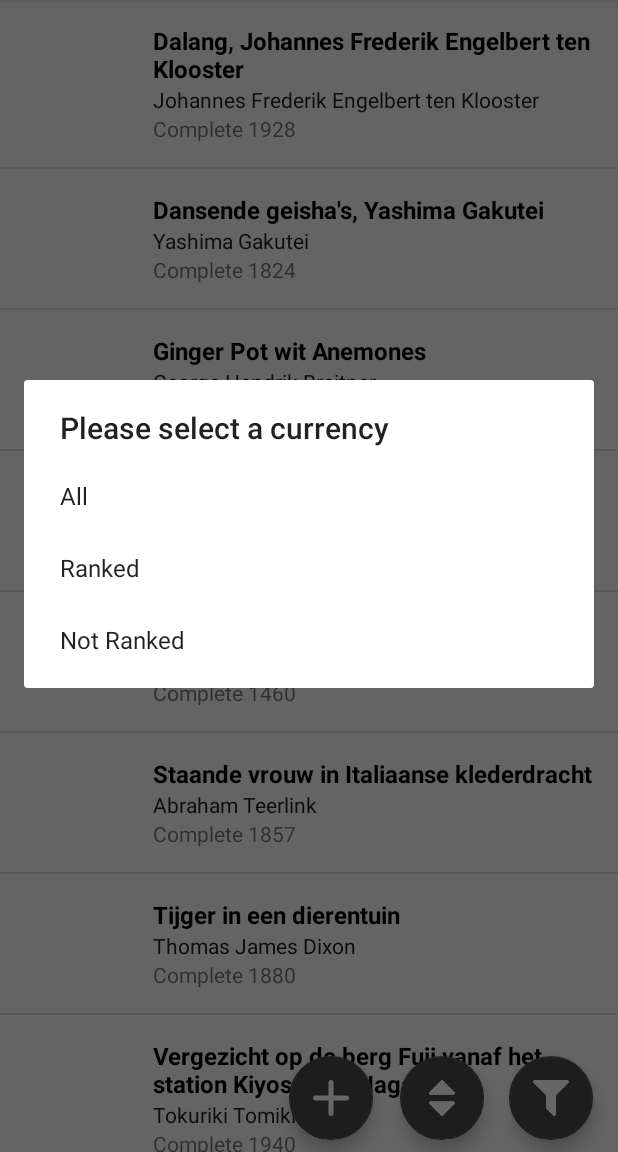
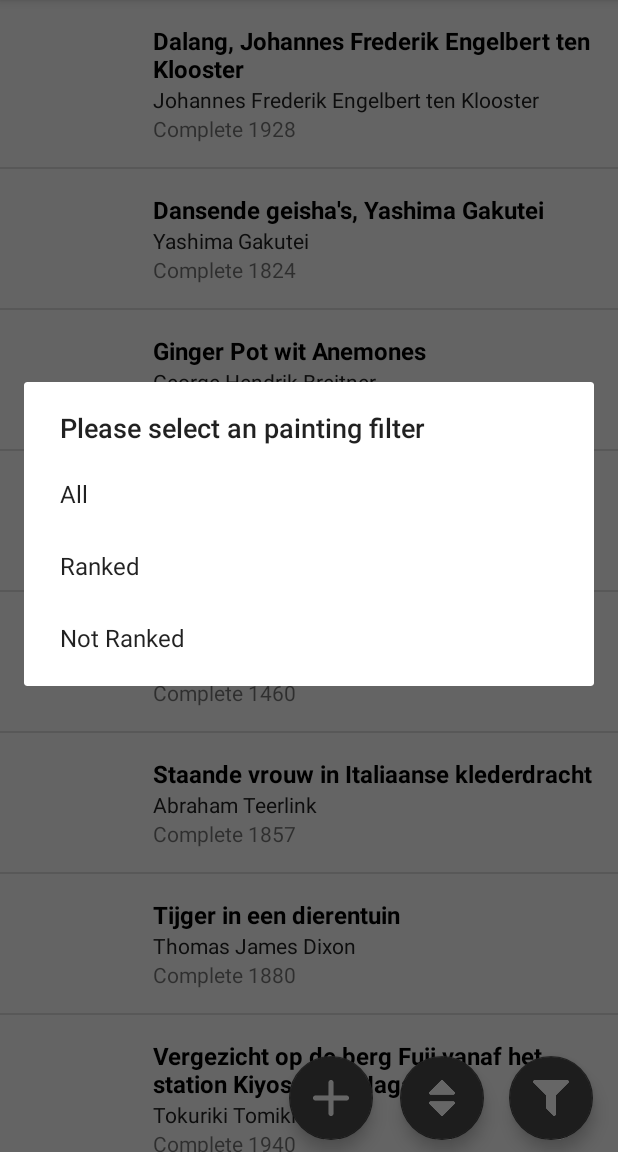
Before and after one commit to AdamMcquiff/rijksmuseum-android-app, an Android app: the PaintingMasterActivity screen opened directly, with no data from a screen before it, after a tap on an icon or button, on a phone screen of 412 x 824 dp, the part 84-1236 px from its top. Run offline under Robolectric (Android 15) with nearby library versions, the phone set to English and light mode, and no system bars; pictures from the network do not load.

Commit message:
Small refactors; adding strings into resource files

```diff
--- a/app/src/main/java/com/cet325/bg72db/ExchangeRates/JSONExchangeRatesFormatter.java
+++ b/app/src/main/java/com/cet325/bg72db/ExchangeRates/JSONExchangeRatesFormatter.java
@@ -1,6 +1,4 @@
 package com.cet325.bg72db.ExchangeRates;
-
-import android.util.Log;
 
 import com.cet325.bg72db.ExchangeRates.Models.ExchangeRates;
 
--- a/app/src/main/java/com/cet325/bg72db/PaintingMasterActivity.java
+++ b/app/src/main/java/com/cet325/bg72db/PaintingMasterActivity.java
@@ -126,37 +126,34 @@ public class PaintingMasterActivity extends AppCompatActivity {
     }
 
     private void buildRowSortDialog() {
-        // TODO: add these dialog strings
-        AlertDialog dialog = new AlertDialog.Builder(this)
-                .setTitle(R.string.currency_dialog_title)
+        new AlertDialog.Builder(this)
+                .setTitle(R.string.master_painting_sort_dialog_title)
                 .setItems(R.array.sortable_options, new DialogInterface.OnClickListener() {
             public void onClick(DialogInterface dialog, int selected) {
                         sortRows(selected);
                     }
                 })
-                .create();
-
-        dialog.show();
+                .create()
+                .show();
     }
 
     private void buildRowFilterDialog() {
-        AlertDialog dialog = new AlertDialog.Builder(this)
-            .setTitle(R.string.currency_dialog_title)
+        new AlertDialog.Builder(this)
+            .setTitle(R.string.master_painting_filter_dialog_title)
             .setItems(R.array.filter_options, new DialogInterface.OnClickListener() {
         public void onClick(DialogInterface dialog, int selected) {
                     filterRows(selected);
                 }
             })
-            .create();
-
-        dialog.show();
+            .create()
+            .show();
     }
 
     private void buildAddPaintingDialog() {
         LayoutInflater inflater = LayoutInflater.from(this);
         final View inflaterView = inflater.inflate(R.layout.add_painting_dialog, null);
         final AlertDialog dialog = new AlertDialog.Builder(this)
-                .setTitle(R.string.currency_dialog_title)
+                .setTitle(R.string.master_painting_add_dialog_title)
                 .setView(inflaterView)
                 .setPositiveButton("Add painting", null)
                 .setNegativeButton("Cancel", null)
--- a/app/src/main/java/com/cet325/bg72db/SQLite/SQLiteHelper.java
+++ b/app/src/main/java/com/cet325/bg72db/SQLite/SQLiteHelper.java
@@ -5,7 +5,6 @@ import android.content.Context;
 import android.database.Cursor;
 import android.database.sqlite.SQLiteDatabase;
 import android.database.sqlite.SQLiteOpenHelper;
-import android.util.Log;
 
 import com.cet325.bg72db.SQLite.Models.Painting;
 
@@ -167,7 +166,6 @@ public class SQLiteHelper extends SQLiteOpenHelper {
         );
 
         db.close();
-        Log.d("deleteTrack", painting.toString());
     }
 
     public Painting getPaintingByTitle(String title) {
--- a/app/src/main/res/layout/activity_painting_detail.xml
+++ b/app/src/main/res/layout/activity_painting_detail.xml
@@ -79,13 +79,12 @@
                     android:layout_height="wrap_content"
                     android:layout_marginTop="@dimen/mediumPadding" />
 
-                <!-- TODO: put in strings file -->
                 <Button
                     android:id="@+id/delete_painting_btn"
                     android:visibility="invisible"
                     android:layout_width="wrap_content"
                     android:layout_height="wrap_content"
-                    android:text="Delete painting"
+                    android:text="@string/detail_painting_delete_btn"
                     android:layout_marginTop="@dimen/mediumPadding"/>
 
             </LinearLayout>
--- a/app/src/main/res/layout/activity_ticket_information.xml
+++ b/app/src/main/res/layout/activity_ticket_information.xml
@@ -13,11 +13,10 @@
         android:layout_width="match_parent"
         android:layout_height="wrap_content">
 
-        <!-- TODO: string resource -->
         <TextView
             android:layout_width="wrap_content"
             android:layout_height="wrap_content"
-            android:text="Ticket Prices"
+            android:text="@string/currency_activity_title"
             android:textSize="20sp"
             android:lineSpacingExtra="8dp"
             android:textColor="@color/colorAccent"
@@ -25,7 +24,7 @@
             android:textStyle="bold" />
 
         <TextView
-            android:id="@+id/prices_textview"
+            android:id="@+id/prices_text_view"
             android:layout_width="match_parent"
             android:layout_height="wrap_content"
             android:text="@string/currency_placeholder"
--- a/app/src/main/res/menu/main_menu.xml
+++ b/app/src/main/res/menu/main_menu.xml
@@ -3,14 +3,14 @@
     xmlns:tools="http://schemas.android.com/tools"
     tools:context=".MainActivity">
     <item android:id="@+id/paintings_link"
-          android:title="@string/paintingsLinkTitle">
+          android:title="@string/paintings_link_title">
     </item>
     <item android:id="@+id/about_link"
-        android:title="@string/aboutLinkTitle">
+        android:title="@string/about_link_title">
     </item>
 
     <item android:id="@+id/action_info"
-          android:title="@string/infoButtonTitle"
+          android:title="@string/info_button_title"
           android:icon="@drawable/info"
           android:logo="@drawable/info"
           app:showAsAction="ifRoom" />
--- a/app/src/main/res/values/strings.xml
+++ b/app/src/main/res/values/strings.xml
@@ -3,9 +3,9 @@
     <string name="app_name">Rijksmuseum</string>
 
     <!-- Menu-related strings -->
-    <string name="paintingsLinkTitle">Paintings</string>
-    <string name="aboutLinkTitle">About the App</string>
-    <string name="infoButtonTitle">Ticket Information</string>
+    <string name="paintings_link_title">Paintings</string>
+    <string name="about_link_title">About the App</string>
+    <string name="info_button_title">Ticket Information</string>
 
     <!-- Home screen strings -->
     <string name="museum_logo_description">Museum Logo</string>
@@ -17,13 +17,23 @@
     <string name="art_without_frontiers_logo_description">Art Without Frontiers Logo</string>
 
     <!-- Currency exchange strings -->
+    <string name="currency_activity_title">Ticket Prices</string>
     <string name="default_currency">EUR</string>
     <string name="key_default_currency">defaultCurrency</string>
     <string name="currency_dialog_title">Please select a currency</string>
     <string name="currency_placeholder">No prices currently available</string>
+    <string name="currency_final_string">Adult (18+): %1$s%2$s\nStudent: %1$s%3$s\nChildren (under 18): FREE</string>
+
+    <!-- Painting master activity strings -->
+    <string name="master_painting_sort_dialog_title">Please select a sorting order</string>
+    <string name="master_painting_filter_dialog_title">Please select an painting filter</string>
+    <string name="master_painting_add_dialog_title">Add a new painting</string>
 
     <!-- Painting detail activity strings -->
     <string name="detail_painting_year">Complete %1$s</string>
     <string name="detail_painting_room">Located in room %1$s</string>
     <string name="detail_painting_rank">User rank: %1$s</string>
+    <string name="detail_painting_delete_dialog_title">Are you sure you want to delete this painting?</string>
+    <string name="detail_painting_edit_dialog_title">Edit painting</string>
+    <string name="detail_painting_delete_btn">Delete painting</string>
 </resources>
```
Also changed, not shown: app/src/main/java/com/cet325/bg72db/PaintingDetailActivity.java (+5 -7 lines), app/src/main/java/com/cet325/bg72db/TicketInformationActivity.java (+12 -8 lines).
